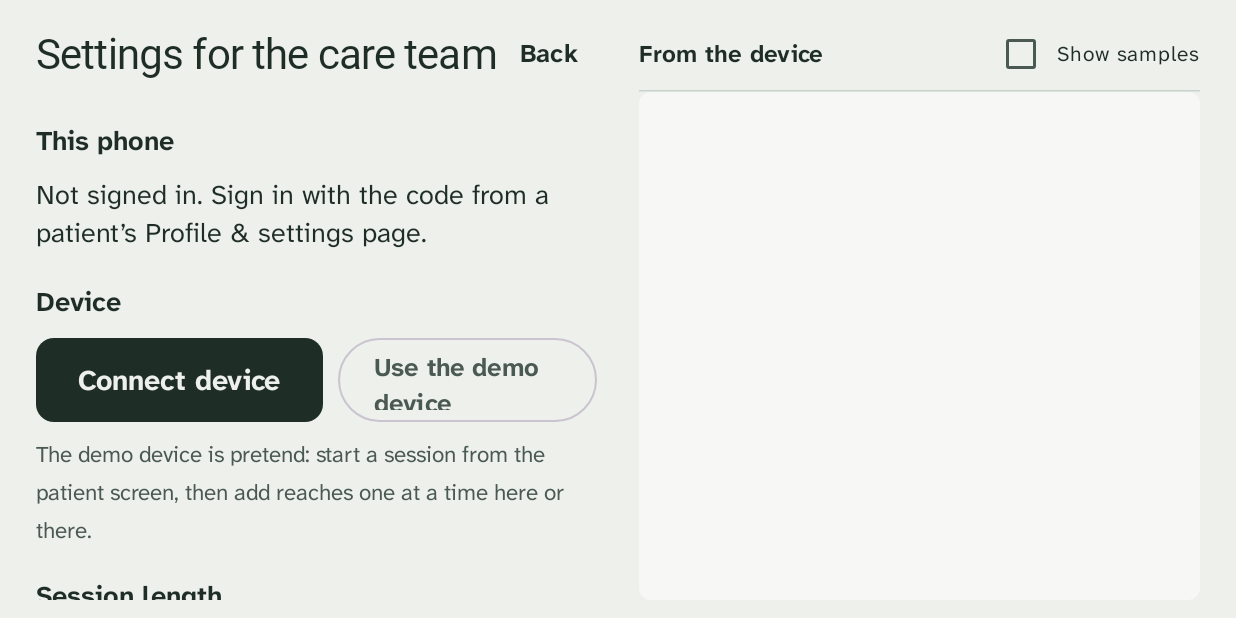
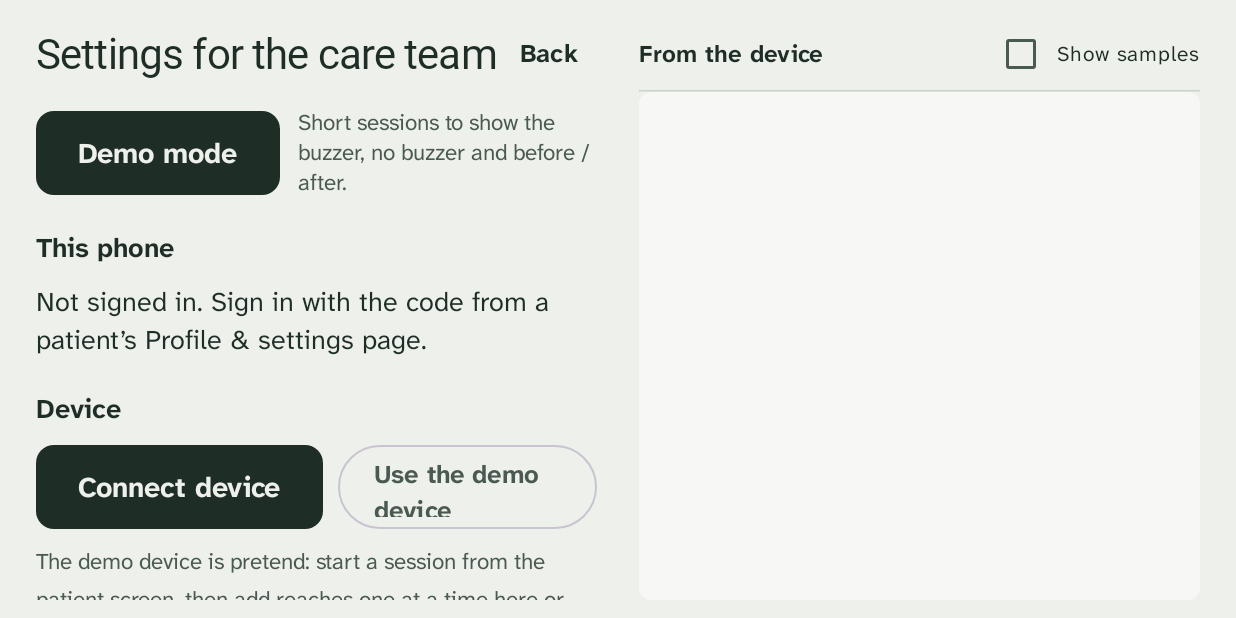
Before and after one commit to vinyx1/ReMotion, an Android app built with Jetpack Compose: the screen it shows after launch (MainActivity), after a tap on "Settings", on a phone screen of 824 x 412 dp (held sideways). Run offline under Robolectric (Android 15) with nearby library versions, the phone set to English and light mode, and no system bars; libraries missing offline, so code that uses them is left out: com.google.mlkit.vision, com.hoho.android; pictures from the network do not load; Roboto replaces fonts that are not available here; 3 statements that could not run were skipped.

Commit message:
Phone: Demo mode in Settings, the app's version of demo.sh
A checklist of what has to be right before a demo (device, lean limit, dashboard, patient,
exercise) and one card per demo: Buzzer check, No buzzer, Before and after, Full session,
each with its blocks, time and what to say. Start sets the plan and starts the session.

```diff
--- a/software/android/app/src/main/java/ca/remotion/phone/MainScreen.kt
+++ b/software/android/app/src/main/java/ca/remotion/phone/MainScreen.kt
@@ -63,27 +63,33 @@ fun MainScreen(vm: MainViewModel) {
     val hello by vm.hello.collectAsStateWithLifecycle()
     val exercise by vm.exercise.collectAsStateWithLifecycle()
     var settings by rememberSaveable { mutableStateOf(false) }
+    var demo by rememberSaveable { mutableStateOf(false) }      // demo mode, opened from Settings
     var intro by rememberSaveable { mutableStateOf(true) }      // once per launch, not on rotation
     Crossfade(intro, animationSpec = tween(260), label = "intro") { opening ->
         if (opening) Intro(onDone = { intro = false })
         else CompositionLocalProvider(LocalFirstName provides (login?.firstName ?: ""), LocalExercise provides exercise) {
-            App(s, past, finished, login, signIn, hello, vm, settings) { settings = it }
+            App(s, past, finished, login, signIn, hello, vm, settings, { settings = it }, demo, { demo = it }, exercise)
         }
     }
 }
 
 @Composable
 private fun App(s: UiState, past: List<PastSession>, finished: PastSession?, login: Login?, signIn: SignInState,
-                hello: String?, vm: MainViewModel, settings: Boolean, setSettings: (Boolean) -> Unit) {
+                hello: String?, vm: MainViewModel, settings: Boolean, setSettings: (Boolean) -> Unit,
+                demo: Boolean, setDemo: (Boolean) -> Unit, exercise: Exercise) {
     val context = LocalContext.current
-    if (settings) BackHandler { setSettings(false) }
+    if (settings) BackHandler { if (demo) setDemo(false) else setSettings(false) }
     // four places: settings, the sign-in screen (until the phone has a patient), "Hello" just
     // after signing in, the patient's screen
-    val place = if (settings) 2 else if (login == null) 0 else if (hello != null) 3 else 1
+    val place = if (settings && demo) 4 else if (settings) 2 else if (login == null) 0 else if (hello != null) 3 else 1
     AnimatedContent(place, transitionSpec = { fadeThrough() }, label = "place") { shown ->
         Surface(Modifier.fillMaxSize(), color = Plaster) {
-            if (shown == 2) {
-                SettingsScreen(s, login, vm, onClose = { setSettings(false) })
+            if (shown == 4) {
+                DemoScreen(s, login, exercise,
+                    onStart = { plan -> vm.runDemo(plan); setDemo(false); setSettings(false) },   // to the patient's screen, where the session plays
+                    onEnd = { vm.send(Protocol.STOP) }, onDemoDevice = vm::startDemo, onBack = { setDemo(false) })
+            } else if (shown == 2) {
+                SettingsScreen(s, login, vm, onClose = { setSettings(false) }, onDemo = { setDemo(true) })
             } else if (shown == 3) {
                 Hello(hello ?: "", onDone = vm::dismissHello)
             } else if (shown == 0) {
@@ -115,7 +121,7 @@ private fun scanCode(context: Context, vm: MainViewModel) {
   where the dashboard is, and every line the device sends.
 */
 @Composable
-private fun SettingsScreen(s: UiState, login: Login?, vm: MainViewModel, onClose: () -> Unit) {
+private fun SettingsScreen(s: UiState, login: Login?, vm: MainViewModel, onClose: () -> Unit, onDemo: () -> Unit) {
     Row(Modifier.fillMaxSize().windowInsetsPadding(WindowInsets.safeDrawing).padding(horizontal = 24.dp, vertical = 12.dp),
         horizontalArrangement = Arrangement.spacedBy(28.dp)) {
         Column(Modifier.weight(1f).verticalScroll(rememberScrollState()), verticalArrangement = Arrangement.spacedBy(12.dp)) {
@@ -123,6 +129,12 @@ private fun SettingsScreen(s: UiState, login: Login?, vm: MainViewModel, onClose
                 Text("Settings for the care team", style = CoachStyle.copy(fontSize = 28.sp, lineHeight = 32.sp), color = Forest,
                     modifier = Modifier.weight(1f).semantics { heading() })
                 TextButton(onClick = onClose) { Text("Back", fontSize = 17.sp) }
+            }
+            // demo mode first: it's what the team reaches for at a demo
+            Row(verticalAlignment = Alignment.CenterVertically, horizontalArrangement = Arrangement.spacedBy(12.dp)) {
+                PrimaryButton("Demo mode", onDemo)
+                Text("Short sessions to show the buzzer, no buzzer and before / after.",
+                    style = BodyStyle.copy(fontSize = 15.sp, lineHeight = 20.sp), color = Forest2, modifier = Modifier.weight(1f))
             }
             Section("This phone")
             if (login == null) {
--- a/software/android/app/src/main/java/ca/remotion/phone/PatientScreens.kt
+++ b/software/android/app/src/main/java/ca/remotion/phone/PatientScreens.kt
@@ -546,7 +546,7 @@ fun ResultIcon(upright: Boolean, size: Dp) {
 }
 
 @Composable
-private fun CheckMark(color: Color, size: Dp) {
+internal fun CheckMark(color: Color, size: Dp) {
     Canvas(Modifier.size(size)) {
         val w = this.size.minDimension
         val p = Path().apply { moveTo(w * 0.15f, w * 0.55f); lineTo(w * 0.40f, w * 0.78f); lineTo(w * 0.85f, w * 0.25f) }
```
Also changed, not shown: software/android/app/src/main/java/ca/remotion/phone/Demo.kt (added, +166 -0 lines), software/android/app/src/main/java/ca/remotion/phone/MainViewModel.kt (+16 -1 lines), 2 other files.
